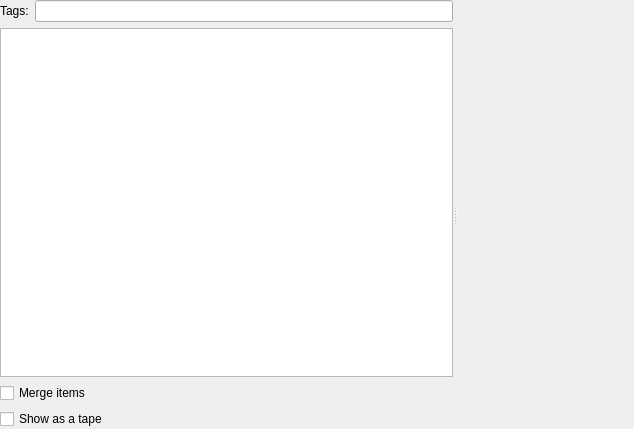
First picture: the form in src/plugins/aggregator/mainwidget.ui, repository 0xd34df00d/leechcraft, before the edit.
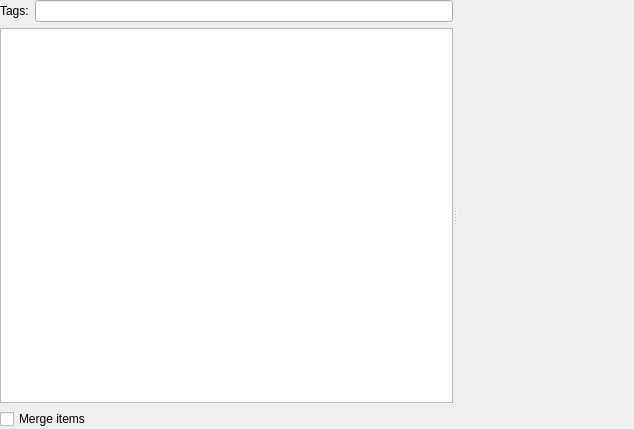
Second picture: the form after the edit. Icons and pictures are not drawn. Custom widgets are drawn as their Qt base class.

Commit message: Aggregator: "Show as tape" as button, closes #137.

```diff
--- a/src/plugins/aggregator/mainwidget.ui
+++ b/src/plugins/aggregator/mainwidget.ui
@@ -65,16 +65,6 @@
          </property>
         </widget>
        </item>
-       <item>
-        <widget class="QCheckBox" name="ShowAsTape_">
-         <property name="enabled">
-          <bool>true</bool>
-         </property>
-         <property name="text">
-          <string>Show as a tape</string>
-         </property>
-        </widget>
-       </item>
       </layout>
      </widget>
      <widget class="LeechCraft::Plugins::Aggregator::ItemsWidget" name="ItemsWidget_" native="true"/>
```
Left out of the diff: 4 changed lines with no effect on the pictures. Lines whose indentation alone changed are shown as unchanged. The commit also changes 4 other files.
